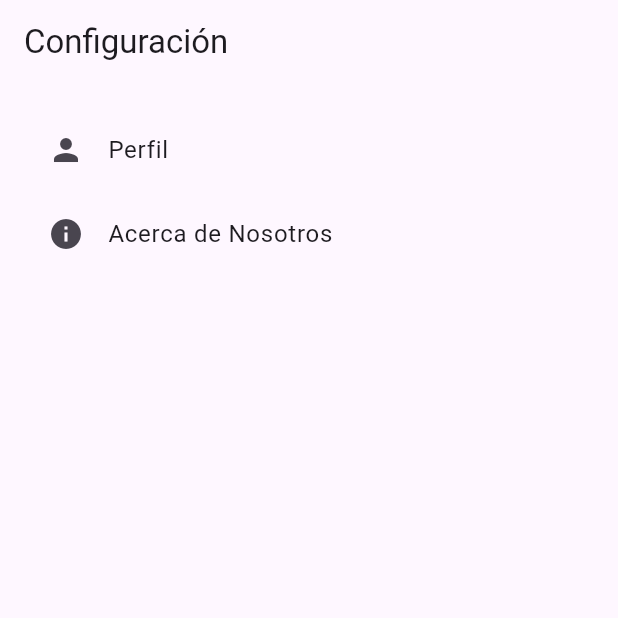
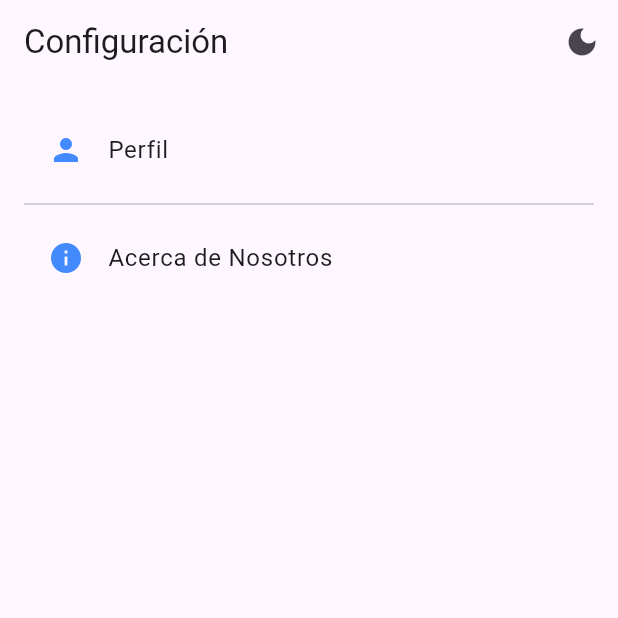
Before and after one commit to Ipeross/Examen_Moviles_Feast_Fit_IPO, a Flutter app: the screen it shows after launch, on a phone screen of 412 x 824 dp, the top half of it. Run offline on Flutter 3.47's test engine with Material 3 defaults, Android fonts, the light colour scheme and no system bars.

Commit message:
New style and implementation the ThemeMode

```diff
--- a/lib/screens/settings_screen.dart
+++ b/lib/screens/settings_screen.dart
@@ -1,22 +1,33 @@
-import 'package:feast_fit/screens/screens.dart';
+import 'package:feast_fit/theme/theme_provider.dart';
 import 'package:flutter/material.dart';
-
-
+import 'package:provider/provider.dart';
+import 'profile_screen.dart'; // Asegúrate de que la ruta sea correcta
+import 'about_us_screen.dart'; // Asegúrate de que la ruta sea correcta
 
 class SettingsScreen extends StatelessWidget {
   const SettingsScreen({super.key});
 
   @override
   Widget build(BuildContext context) {
+        final themeProvider = Provider.of<ThemeProvider>(context);
+
     return Scaffold(
       appBar: AppBar(
         title: const Text('Configuración'),
+        actions: [
+          IconButton(
+            icon: Icon(themeProvider.themeMode == ThemeMode.dark ? Icons.light_mode : Icons.dark_mode),
+            onPressed: () {
+              themeProvider.toggleTheme();
+            },
+          ),
+        ],
       ),
       body: ListView(
-        padding: const EdgeInsets.all(16.0),
+        padding: EdgeInsets.all(16.0),
         children: [
           ListTile(
-            leading: const Icon(Icons.person),
+            leading: const Icon(Icons.person, color: Colors.blueAccent),
             title: const Text('Perfil'),
             onTap: () {
               Navigator.push(
@@ -34,8 +45,9 @@ class SettingsScreen extends StatelessWidget {
               );
             },
           ),
+          const Divider(),
           ListTile(
-            leading: const Icon(Icons.info),
+            leading: const Icon(Icons.info, color: Colors.blueAccent),
             title: const Text('Acerca de Nosotros'),
             onTap: () {
               Navigator.push(
```
